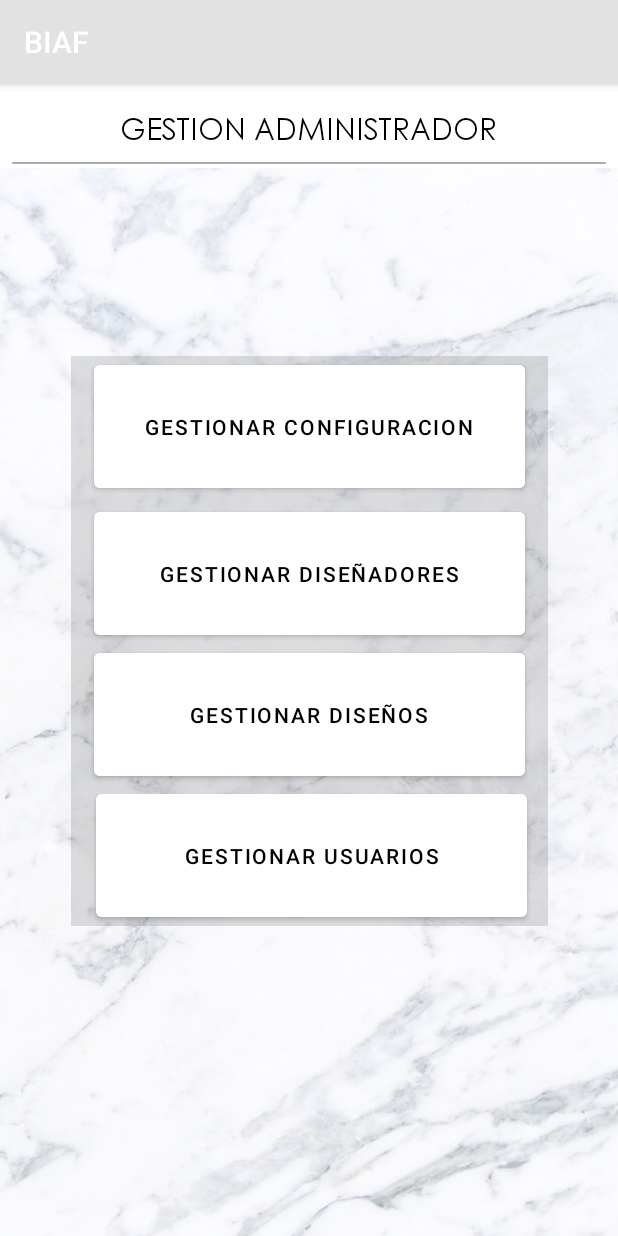
After one commit to kittipau/ProyectoFinal, an Android app: the fragment GestionFragment shown on its own in the app's theme, on a phone screen of 412 x 824 dp. The commit adds this screen. Run offline under Robolectric (Android 15) with nearby library versions, the phone set to English and light mode, and no system bars.

Commit message:
COSITAS MAS NUEVAS

```diff
--- /dev/null
+++ b/appBiaf/src/main/java/com/example/appBiaf/GestionFragment.java
@@ -0,0 +1,64 @@
+package com.example.appBiaf;
+
+import android.os.Bundle;
+
+import androidx.fragment.app.Fragment;
+
+import android.view.LayoutInflater;
+import android.view.View;
+import android.view.ViewGroup;
+
+/**
+ * A simple {@link Fragment} subclass.
+ * Use the {@link GestionFragment#newInstance} factory method to
+ * create an instance of this fragment.
+ */
+public class GestionFragment extends Fragment {
+
+    // TODO: Rename parameter arguments, choose names that match
+    // the fragment initialization parameters, e.g. ARG_ITEM_NUMBER
+    private static final String ARG_PARAM1 = "param1";
+    private static final String ARG_PARAM2 = "param2";
+
+    // TODO: Rename and change types of parameters
+    private String mParam1;
+    private String mParam2;
+
+    public GestionFragment() {
+        // Required empty public constructor
+    }
+
+    /**
+     * Use this factory method to create a new instance of
+     * this fragment using the provided parameters.
+     *
+     * @param param1 Parameter 1.
+     * @param param2 Parameter 2.
+     * @return A new instance of fragment gestionFragment.
+     */
+    // TODO: Rename and change types and number of parameters
+    public static GestionFragment newInstance(String param1, String param2) {
+        GestionFragment fragment = new GestionFragment();
+        Bundle args = new Bundle();
+        args.putString(ARG_PARAM1, param1);
+        args.putString(ARG_PARAM2, param2);
+        fragment.setArguments(args);
+        return fragment;
+    }
+
+    @Override
+    public void onCreate(Bundle savedInstanceState) {
+        super.onCreate(savedInstanceState);
+        if (getArguments() != null) {
+            mParam1 = getArguments().getString(ARG_PARAM1);
+            mParam2 = getArguments().getString(ARG_PARAM2);
+        }
+    }
+
+    @Override
+    public View onCreateView(LayoutInflater inflater, ViewGroup container,
+                             Bundle savedInstanceState) {
+        // Inflate the layout for this fragment
+        return inflater.inflate(R.layout.fragment_gestion, container, false);
+    }
+}
--- /dev/null
+++ b/appBiaf/src/main/java/com/example/appBiaf/gestion/GestionDisenos.java
@@ -0,0 +1,4 @@
+package com.example.appBiaf.gestion;
+
+public class GestionDisenos {
+}
--- /dev/null
+++ b/appBiaf/src/main/java/com/example/appBiaf/gestion/GestionUsuarios.java
@@ -0,0 +1,4 @@
+package com.example.appBiaf.gestion;
+
+public class GestionUsuarios {
+}
--- a/appBiaf/src/main/res/layout/fragment_concurso.xml
+++ b/appBiaf/src/main/res/layout/fragment_concurso.xml
@@ -45,8 +45,7 @@
         app:layout_constraintTop_toBottomOf="@+id/view"
         app:layout_constraintVertical_bias="0.0"
         android:background="@drawable/marmol"
-        android:alpha="1"
-        android:backgroundTint="#80FFFFFF"
+        android:backgroundTint="#50FFFFFF"
         android:backgroundTintMode="src_over"
  >
 
--- /dev/null
+++ b/appBiaf/src/main/res/layout/fragment_gestion.xml
@@ -0,0 +1,113 @@
+<androidx.constraintlayout.widget.ConstraintLayout xmlns:android="http://schemas.android.com/apk/res/android"
+    xmlns:app="http://schemas.android.com/apk/res-auto"
+    xmlns:tools="http://schemas.android.com/tools"
+    android:layout_width="match_parent"
+    android:layout_height="match_parent"
+    tools:context=".DisenadoresFragment">
+
+    <TextView
+        android:id="@+id/text_ensenanzas"
+        android:layout_width="wrap_content"
+        android:layout_height="wrap_content"
+        android:layout_centerHorizontal="true"
+        android:layout_marginTop="8dp"
+        android:text="@string/menu_admin"
+        android:textAlignment="center"
+        android:textColor="@color/black"
+        android:textSize="20sp"
+        android:fontFamily="@font/gothic"
+        app:layout_constraintBottom_toBottomOf="parent"
+        app:layout_constraintEnd_toEndOf="parent"
+        app:layout_constraintHorizontal_bias="0.498"
+        app:layout_constraintStart_toStartOf="parent"
+        app:layout_constraintTop_toTopOf="parent"
+        app:layout_constraintVertical_bias="0.011" />
+
+    <View
+        android:id="@+id/view1"
+        android:layout_width="match_parent"
+        android:layout_height="1dp"
+        android:layout_margin="8dp"
+        android:background="@drawable/separador"
+        app:layout_constraintTop_toBottomOf="@+id/text_ensenanzas"
+        tools:layout_editor_absoluteX="0dp" />
+
+    <androidx.constraintlayout.widget.ConstraintLayout
+        android:layout_width="match_parent"
+        android:layout_height="match_parent"
+        android:layout_marginTop="56dp"
+        app:layout_constraintTop_toBottomOf="@+id/view1"
+        tools:layout_editor_absoluteX="8dp"
+        android:background="@drawable/marmol"
+        android:backgroundTint="#50FFFFFF"
+        android:backgroundTintMode="src_over">
+
+        <androidx.constraintlayout.widget.ConstraintLayout
+            android:layout_width="wrap_content"
+            android:layout_height="wrap_content"
+            android:background="#20000000"
+            app:layout_constraintBottom_toBottomOf="parent"
+            app:layout_constraintEnd_toEndOf="parent"
+            app:layout_constraintStart_toStartOf="parent"
+            app:layout_constraintTop_toTopOf="parent"
+            app:layout_constraintVertical_bias="0.378">
+
+
+            <Button
+                android:id="@+id/gestionconfig"
+                android:layout_width="287dp"
+                android:layout_height="94dp"
+                android:backgroundTint="@color/white"
+                android:text="@string/gesConfig"
+                android:textColor="@color/black"
+                app:layout_constraintEnd_toEndOf="parent"
+                app:layout_constraintStart_toStartOf="parent"
+                app:layout_constraintTop_toTopOf="parent" />
+
+            <Button
+                android:id="@+id/gestioDiseñadores"
+                android:layout_width="287dp"
+                android:layout_height="94dp"
+                android:layout_marginLeft="15dp"
+                android:layout_marginTop="4dp"
+                android:layout_marginRight="15dp"
+                android:backgroundTint="@color/white"
+                android:text="@string/gesDiseñadores"
+                android:textColor="@color/black"
+                app:layout_constraintEnd_toEndOf="parent"
+                app:layout_constraintHorizontal_bias="0.466"
+                app:layout_constraintStart_toStartOf="parent"
+                app:layout_constraintTop_toBottomOf="@+id/gestionconfig" />
+
+            <Button
+                android:id="@+id/gestionDiseños"
+                android:layout_width="287dp"
+                android:layout_height="94dp"
+                android:backgroundTint="@color/white"
+                android:text="@string/gesDiseños"
+                android:textColor="@color/black"
+                app:layout_constraintEnd_toEndOf="parent"
+                app:layout_constraintStart_toStartOf="parent"
+                app:layout_constraintTop_toBottomOf="@+id/gestioDiseñadores" />
+
+
+
+            <Button
+                android:id="@+id/gestionUsuarios"
+                android:layout_width="287dp"
+                android:layout_height="94dp"
+                android:backgroundTint="@color/white"
+                android:text="@string/gesUsuarios"
+                android:textColor="@color/black"
+                app:layout_constraintEnd_toEndOf="parent"
+                app:layout_constraintHorizontal_bias="0.533"
+                app:layout_constraintStart_toStartOf="parent"
+                app:layout_constraintTop_toBottomOf="@+id/gestionDiseños" />
+
+        </androidx.constraintlayout.widget.ConstraintLayout>
+
+
+    </androidx.constraintlayout.widget.ConstraintLayout>
+
+
+</androidx.constraintlayout.widget.ConstraintLayout>
--- a/appBiaf/src/main/res/layout/fragment_inicio_sesion.xml
+++ b/appBiaf/src/main/res/layout/fragment_inicio_sesion.xml
@@ -16,7 +16,7 @@
         android:layout_height="wrap_content"
         android:layout_centerHorizontal="true"
         android:fontFamily="@font/gothic"
-        android:text="@string/menu_iniciosesion_nav"
+        android:text="@string/menu_iniciosesion"
         android:textAlignment="center"
         android:textColor="@color/black"
         android:textSize="20sp"
@@ -48,6 +48,8 @@
         app:layout_constraintStart_toStartOf="parent"
         app:layout_constraintTop_toBottomOf="@+id/view"
         app:layout_constraintVertical_bias="0.0"
+        android:backgroundTint="#50FFFFFF"
+        android:backgroundTintMode="src_over"
         >
 
 
--- a/appBiaf/src/main/res/values/strings.xml
+++ b/appBiaf/src/main/res/values/strings.xml
@@ -13,7 +13,6 @@
     <string name="menu_sobrenosotros">SOBRE NOSOTROS</string>
     <string name="menu_home">Inicio</string>
     <string name="menu_concurso_nav">Concurso</string>
-    <string name="menu_iniciosesion_nav">INICIO SESIÓN</string>
 
 
     <string name="texto_inicio">PASIÓN, ARTESANÍA Y LEGADO</string>
@@ -63,6 +62,14 @@
     <string name="menu_concurso">CONCURSO</string>
     <string name="menu_registro">REGISTRO</string>
     <string name="menu_iniciosesion">INICIA SESIÓN</string>
+    <string name="menu_admin">GESTION ADMINISTRADOR</string>
+    <string name="menu_algo">sd dfs</string>
+
+    <!--Botones de la gestión admins-->
+    <string name="gesDiseñadores">GESTIONAR DISEÑADORES</string>
+    <string name="gesDiseños">GESTIONAR DISEÑos</string>
+    <string name="gesConfig">GESTIONAR CONFIGURACION</string>
+    <string name="gesUsuarios">Gestionar Usuarios</string>
 
 
     <!-- Strings del Registro -->
@@ -84,8 +91,6 @@
     <string name="name">Nombre</string>
     <string name="last_name">Apellidos</string>
     <string name="verfication_code">Código de verificación</string>
-    <!-- TODO: Remove or change this placeholder text -->
-    <string name="hello_blank_fragment">Hello blank fragment</string>
 
 
 </resources>
```
Also changed, not shown: appBiaf/src/main/AndroidManifest.xml (+8 -4 lines), appBiaf/src/main/java/com/example/appBiaf/gestion/GestionConfig.java (added, +16 -0 lines), appBiaf/src/main/java/com/example/appBiaf/gestion/GestionDisenadores.java (added, +16 -0 lines), appBiaf/src/main/res/layout/activity_gestion_config.xml (added, +8 -0 lines), appBiaf/src/main/res/layout/activity_gestion_disenadores.xml (added, +9 -0 lines), appBiaf/src/main/res/layout/fragment_registro.xml (+0 -14 lines).
